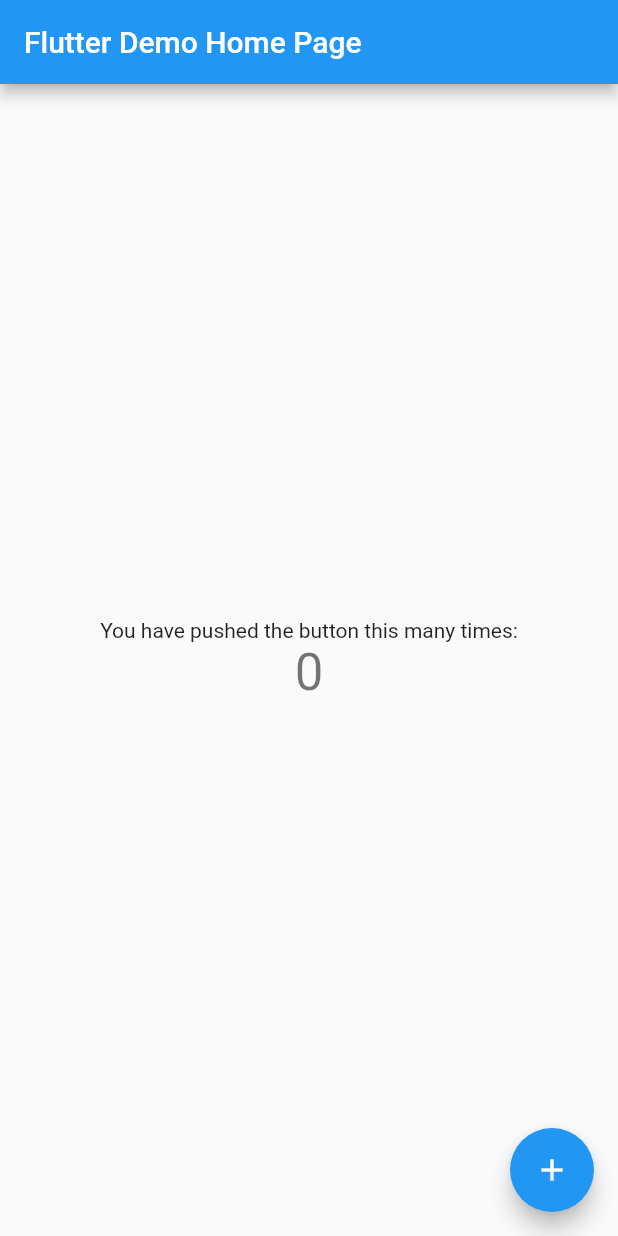
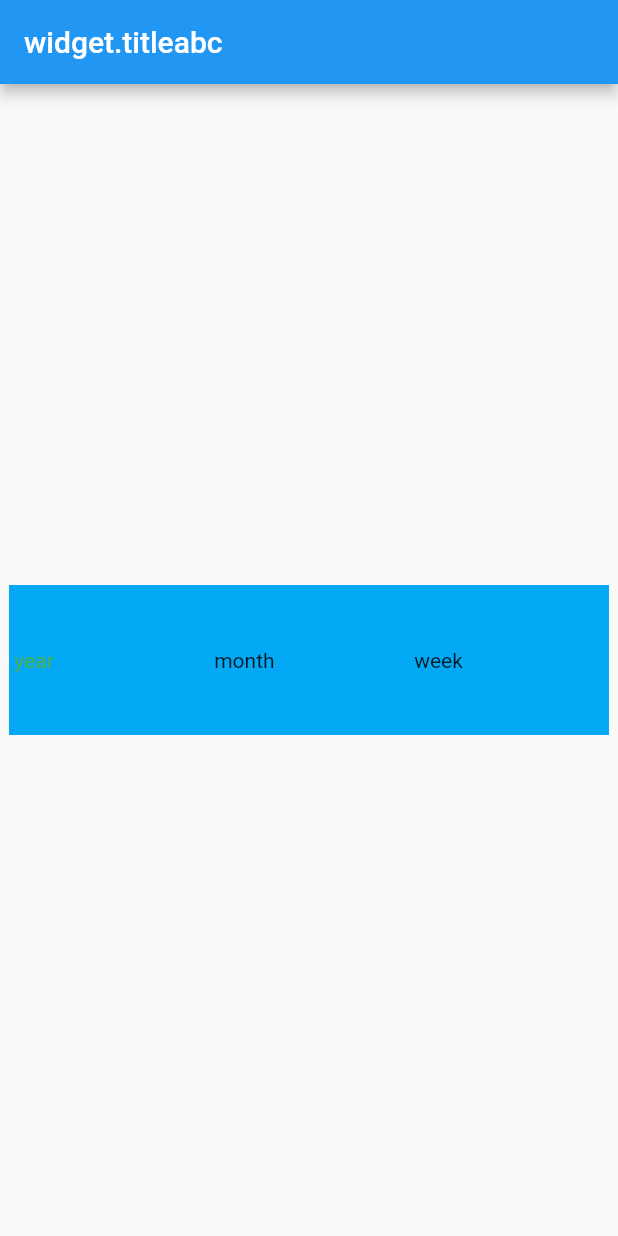
Before and after one commit to mingdewu/flutterStart, a Flutter app: the screen it shows after launch, on a phone screen of 412 x 824 dp. Run offline on Flutter 3.47's test engine with Material 2 defaults, Android fonts, the phone set to English and light mode, and no system bars; our stand-ins replace google_fonts, google_sign_in; missing offline and left inert: extension_google_sign_in_as_googleapis_auth, googleapis, window_size.

```diff
--- a/LifeLine/lib/main.dart
+++ b/LifeLine/lib/main.dart
@@ -1,115 +1,58 @@
 import 'package:flutter/material.dart';
 
 void main() {
-  runApp(const MyApp());
+  runApp(new MyApp());
 }
+class MyApp extends StatelessWidget {
 
-class MyApp extends StatelessWidget {
-  const MyApp({super.key});
-
-  // This widget is the root of your application.
   @override
   Widget build(BuildContext context) {
-    return MaterialApp(
-      title: 'Flutter Demo',
-      theme: ThemeData(
-        // This is the theme of your application.
-        //
-        // Try running your application with "flutter run". You'll see the
-        // application has a blue toolbar. Then, without quitting the app, try
-        // changing the primarySwatch below to Colors.green and then invoke
-        // "hot reload" (press "r" in the console where you ran "flutter run",
-        // or simply save your changes to "hot reload" in a Flutter IDE).
-        // Notice that the counter didn't reset back to zero; the application
-        // is not restarted.
+    return new MaterialApp(
+      title: 'Generated App',
+      theme: new ThemeData(
         primarySwatch: Colors.blue,
+        primaryColor: const Color(0xFF2196f3),
+        accentColor: const Color(0xFF2196f3),
+        canvasColor: const Color(0xFFfafafa),
       ),
-      home: const MyHomePage(title: 'Flutter Demo Home Page'),
+      home: new MyHomePage(),
     );
   }
 }
 
 class MyHomePage extends StatefulWidget {
-  const MyHomePage({super.key, required this.title});
-
-  // This widget is the home page of your application. It is stateful, meaning
-  // that it has a State object (defined below) that contains fields that affect
-  // how it looks.
-
-  // This class is the configuration for the state. It holds the values (in this
-  // case the title) provided by the parent (in this case the App widget) and
-  // used by the build method of the State. Fields in a Widget subclass are
-  // always marked "final".
-
-  final String title;
+  MyHomePage({Key? key}) : super(key: key);
 
   @override
-  State<MyHomePage> createState() => _MyHomePageState();
+  _MyHomePageState createState() => new _MyHomePageState();
 }
 
 class _MyHomePageState extends State<MyHomePage> {
-  int _counter = 0;
-
-  void _incrementCounter() {
-    setState(() {
-      // This call to setState tells the Flutter framework that something has
-      // changed in this State, which causes it to rerun the build method below
-      // so that the display can reflect the updated values. If we changed
-      // _counter without calling setState(), then the build method would not be
-      // called again, and so nothing would appear to happen.
-      _counter++;
-    });
-  }
 
   @override
   Widget build(BuildContext context) {
-    // This method is rerun every time setState is called, for instance as done
-    // by the _incrementCounter method above.
-    //
-    // The Flutter framework has been optimized to make rerunning build methods
-    // fast, so that you can just rebuild anything that needs updating rather
-    // than having to individually change instances of widgets.
-    return Scaffold(
-      appBar: AppBar(
-        // Here we take the value from the MyHomePage object that was created by
-        // the App.build method, and use it to set our appbar title.
-        title: Text(widget.title),
+    return new Scaffold(
+      appBar: new AppBar(
+        title: Text('widget.titleabc'),
       ),
       body: Center(
-        // Center is a layout widget. It takes a single child and positions it
-        // in the middle of the parent.
-        child: Column(
-          // Column is also a layout widget. It takes a list of children and
-          // arranges them vertically. By default, it sizes itself to fit its
-          // children horizontally, and tries to be as tall as its parent.
-          //
-          // Invoke "debug painting" (press "p" in the console, choose the
-          // "Toggle Debug Paint" action from the Flutter Inspector in Android
-          // Studio, or the "Toggle Debug Paint" command in Visual Studio Code)
-          // to see the wireframe for each widget.
-          //
-          // Column has various properties to control how it sizes itself and
-          // how it positions its children. Here we use mainAxisAlignment to
-          // center the children vertically; the main axis here is the vertical
-          // axis because Columns are vertical (the cross axis would be
-          // horizontal).
-          mainAxisAlignment: MainAxisAlignment.center,
-          children: <Widget>[
-            const Text(
-              'You have pushed the button this many times:',
-            ),
-            Text(
-              '$_counter',
-              style: Theme.of(context).textTheme.headline4,
-            ),
-          ],
+        child: Container(
+
+          height:100,
+          width: 400,
+          color: Colors.lightBlue,
+          child: Row(
+            mainAxisAlignment: MainAxisAlignment.start,
+            mainAxisSize: MainAxisSize.max,
+            crossAxisAlignment: CrossAxisAlignment.center,
+            children: <Widget>[
+              Expanded(child: Text(" year ",textAlign: TextAlign.left,style: TextStyle(color: Colors.green),)),
+              Expanded(child: Text(" month ",textAlign: TextAlign.left)),
+              Expanded(child: Text(" week ",textAlign: TextAlign.left)),
+            ],
+          ),
         ),
-      ),
-      floatingActionButton: FloatingActionButton(
-        onPressed: _incrementCounter,
-        tooltip: 'Increment',
-        child: const Icon(Icons.add),
-      ), // This trailing comma makes auto-formatting nicer for build methods.
+      )
     );
   }
 }
```
Also changed, not shown: 1 other file.
